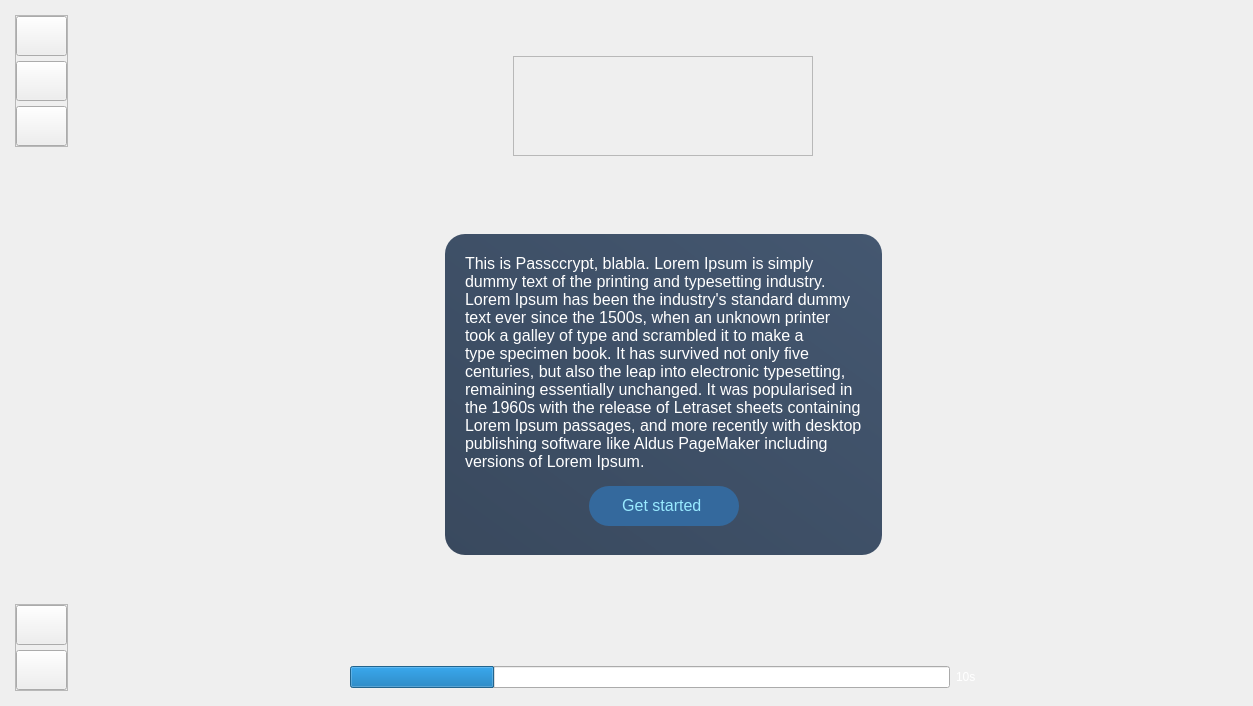
First picture: the form in mainwindow.ui, repository tiutcristian/Passcrypt, before the edit.
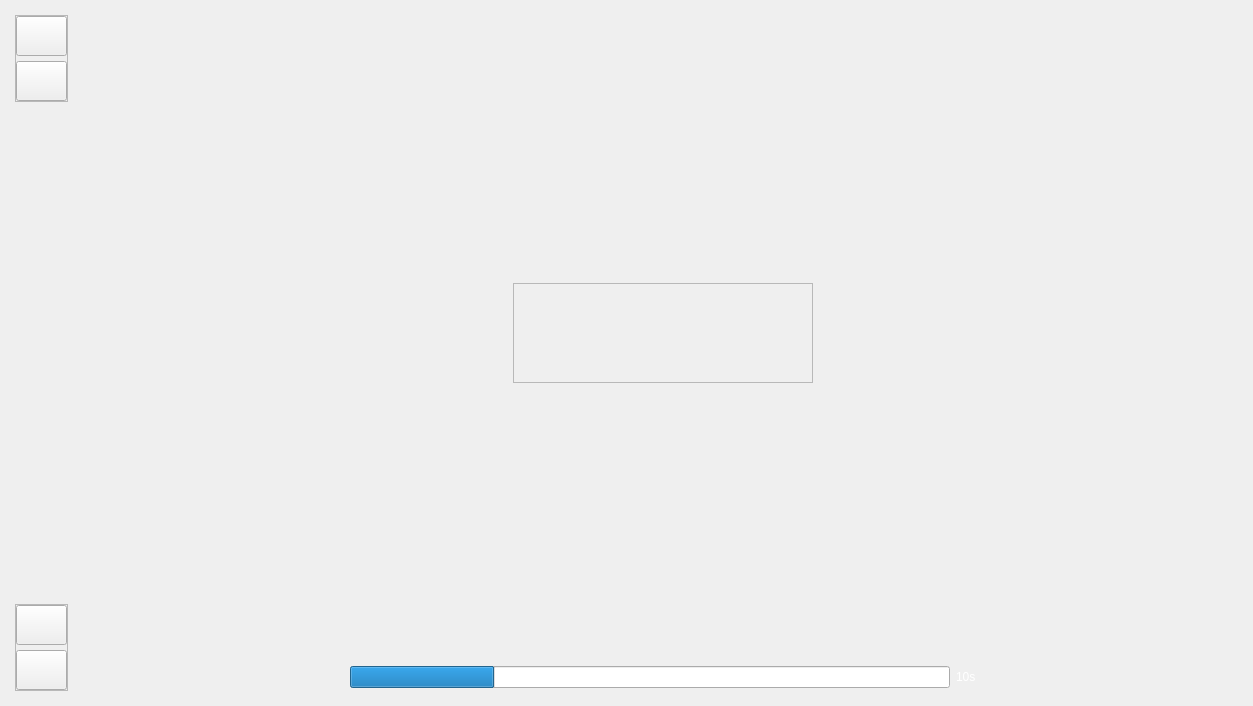
Second picture: the form after the edit. The open tabs and pages were chosen to show the change. Icons and pictures are not drawn.

Commit message: removed homepage button

```diff
--- a/mainwindow.ui
+++ b/mainwindow.ui
@@ -158,76 +158,6 @@
              <property name="bottomMargin">
               <number>0</number>
              </property>
-             <item>
-              <widget class="QPushButton" name="homeButton">
-               <property name="minimumSize">
-                <size>
-                 <width>0</width>
-                 <height>40</height>
-                </size>
-               </property>
-               <property name="font">
-                <font>
-                 <family>Segoe UI</family>
-                 <pointsize>12</pointsize>
-                </font>
-               </property>
-               <property name="toolTip">
-                <string>Home</string>
-               </property>
-               <property name="toolTipDuration">
-                <number>-1</number>
-               </property>
-               <property name="styleSheet">
-                <string notr="true"/>
-               </property>
-               <property name="text">
-                <string/>
-               </property>
-               <property name="icon">
-                <iconset resource="resources.qrc">
-                 <normaloff>:/icons/icons/home.svg</normaloff>:/icons/icons/home.svg</iconset>
-               </property>
-               <property name="iconSize">
-                <size>
-                 <width>20</width>
-                 <height>20</height>
-                </size>
-               </property>
-               <property name="checkable">
-                <bool>true</bool>
-               </property>
-               <property name="checked">
-                <bool>false</bool>
-               </property>
-              </widget>
-             </item>
-             <item>
-              <widget class="QPushButton" name="plusButton">
-               <property name="minimumSize">
-                <size>
-                 <width>0</width>
-                 <height>40</height>
-                </size>
-               </property>
-               <property name="text">
-                <string/>
-               </property>
-               <property name="icon">
-                <iconset resource="resources.qrc">
-                 <normaloff>:/icons/icons/zap.svg</normaloff>:/icons/icons/zap.svg</iconset>
-               </property>
-               <property name="iconSize">
-                <size>
-                 <width>20</width>
-                 <height>20</height>
-                </size>
-               </property>
-               <property name="checkable">
-                <bool>true</bool>
-               </property>
-              </widget>
-             </item>
              <item>
               <widget class="QPushButton" name="databaseButton">
                <property name="minimumSize">
@@ -269,6 +199,32 @@
                </property>
               </widget>
              </item>
+             <item>
+              <widget class="QPushButton" name="plusButton">
+               <property name="minimumSize">
+                <size>
+                 <width>0</width>
+                 <height>40</height>
+                </size>
+               </property>
+               <property name="text">
+                <string/>
+               </property>
+               <property name="icon">
+                <iconset resource="resources.qrc">
+                 <normaloff>:/icons/icons/zap.svg</normaloff>:/icons/icons/zap.svg</iconset>
+               </property>
+               <property name="iconSize">
+                <size>
+                 <width>20</width>
+                 <height>20</height>
+                </size>
+               </property>
+               <property name="checkable">
+                <bool>true</bool>
+               </property>
+              </widget>
+             </item>
             </layout>
            </widget>
           </item>
@@ -394,7 +350,7 @@
        <item>
         <widget class="QStackedWidget" name="stackedWidget">
          <property name="currentIndex">
-          <number>3</number>
+          <number>0</number>
          </property>
          <widget class="QWidget" name="homePage">
           <layout class="QVBoxLayout" name="verticalLayout_5">
@@ -462,240 +418,6 @@
              </layout>
             </widget>
            </item>
-           <item>
-            <widget class="QWidget" name="homeMainWidget" native="true">
-             <property name="sizePolicy">
-              <sizepolicy hsizetype="Expanding" vsizetype="Expanding">
-               <horstretch>0</horstretch>
-               <verstretch>0</verstretch>
-              </sizepolicy>
-             </property>
-             <property name="styleSheet">
-              <string notr="true"/>
-             </property>
-             <layout class="QGridLayout" name="gridLayout_4">
-              <item row="1" column="1">
-               <widget class="QWidget" name="centralHomeWidget" native="true">
-                <property name="sizePolicy">
-                 <sizepolicy hsizetype="Fixed" vsizetype="Fixed">
-                  <horstretch>0</horstretch>
-                  <verstretch>0</verstretch>
-                 </sizepolicy>
-                </property>
-                <property name="minimumSize">
-                 <size>
-                  <width>0</width>
-                  <height>0</height>
-                 </size>
-                </property>
-                <property name="styleSheet">
-                 <string notr="true">QWidget{
-	background-color: qlineargradient(spread:pad, x1:0, y1:1, x2:1, y2:0, stop:0 rgba(57, 73, 94, 255), stop:1 rgba(68, 87, 112, 255));
-	border-radius: 20px;
-}</string>
-                </property>
-                <layout class="QVBoxLayout" name="verticalLayout_9">
-                 <property name="leftMargin">
-                  <number>20</number>
-                 </property>
-                 <property name="topMargin">
-                  <number>20</number>
-                 </property>
-                 <property name="rightMargin">
-                  <number>20</number>
-                 </property>
-                 <property name="bottomMargin">
-                  <number>20</number>
-                 </property>
-                 <item>
-                  <widget class="QLabel" name="homeDescriptionLabel">
-                   <property name="sizePolicy">
-                    <sizepolicy hsizetype="Preferred" vsizetype="Preferred">
-                     <horstretch>0</horstretch>
-                     <verstretch>0</verstretch>
-                    </sizepolicy>
-                   </property>
-                   <property name="font">
-                    <font>
-                     <family>Segoe UI</family>
-                     <pointsize>12</pointsize>
-                    </font>
-                   </property>
-                   <property name="layoutDirection">
-                    <enum>Qt::LeftToRight</enum>
-                   </property>
-                   <property name="styleSheet">
-                    <string notr="true">background: transparent;</string>
-                   </property>
-                   <property name="text">
-                    <string>This is Passccrypt, blabla. Lorem Ipsum is simply 
-dummy text of the printing and typesetting industry. 
-Lorem Ipsum has been the industry's standard dummy 
-text ever since the 1500s, when an unknown printer 
-took a galley of type and scrambled it to make a 
-type specimen book. It has survived not only five 
-centuries, but also the leap into electronic typesetting, 
-remaining essentially unchanged. It was popularised in 
-the 1960s with the release of Letraset sheets containing 
-Lorem Ipsum passages, and more recently with desktop 
-publishing software like Aldus PageMaker including 
-versions of Lorem Ipsum.</string>
-                   </property>
-                   <property name="alignment">
-                    <set>Qt::AlignLeading|Qt::AlignLeft|Qt::AlignTop</set>
-                   </property>
-                  </widget>
-                 </item>
-                 <item>
-                  <widget class="QWidget" name="homeBottomWidget" native="true">
-                   <property name="minimumSize">
-                    <size>
-                     <width>0</width>
-                     <height>0</height>
-                    </size>
-                   </property>
-                   <property name="styleSheet">
-                    <string notr="true">QWidget{
-	background: transparent;
-}
-
-QPushButton {
-	border-radius: 20px;
-    background-color: #34699D;
-	color: #99EAFF;
-}
-
-QPushButton:hover {
-    background-color: #3B77B3;
-}
-
-QPushButton:pressed{
-	background-color: #34699D;
-}</string>
-                   </property>
-                   <layout class="QGridLayout" name="gridLayout_2">
-                    <item row="0" column="3">
-                     <spacer name="horizontalSpacer_2">
-                      <property name="orientation">
-                       <enum>Qt::Horizontal</enum>
-                      </property>
-                      <property name="sizeHint" stdset="0">
-                       <size>
-                        <width>40</width>
-                        <height>20</height>
-                       </size>
-                      </property>
-                     </spacer>
-                    </item>
-                    <item row="0" column="0">
-                     <spacer name="horizontalSpacer">
-                      <property name="orientation">
-                       <enum>Qt::Horizontal</enum>
-                      </property>
-                      <property name="sizeHint" stdset="0">
-                       <size>
-                        <width>40</width>
-                        <height>20</height>
-                       </size>
-                      </property>
-                     </spacer>
-                    </item>
-                    <item row="0" column="1">
-                     <widget class="QPushButton" name="getStartedButton">
-                      <property name="minimumSize">
-                       <size>
-                        <width>150</width>
-                        <height>40</height>
-                       </size>
-                      </property>
-                      <property name="font">
-                       <font>
-                        <family>Segoe UI</family>
-                        <pointsize>12</pointsize>
-                       </font>
-                      </property>
-                      <property name="layoutDirection">
-                       <enum>Qt::RightToLeft</enum>
-                      </property>
-                      <property name="styleSheet">
-                       <string notr="true">padding-bottom: 2px;</string>
-                      </property>
-                      <property name="text">
-                       <string>Get started </string>
-                      </property>
-                      <property name="icon">
-                       <iconset resource="resources.qrc">
-                        <normaloff>:/icons/icons/chevron-right (1).svg</normaloff>:/icons/icons/chevron-right (1).svg</iconset>
-                      </property>
-                      <property name="iconSize">
-                       <size>
-                        <width>20</width>
-                        <height>20</height>
-                       </size>
-                      </property>
-                     </widget>
-                    </item>
-                   </layout>
-                  </widget>
-                 </item>
-                </layout>
-               </widget>
-              </item>
-              <item row="0" column="1">
-               <spacer name="verticalSpacer_5">
-                <property name="orientation">
-                 <enum>Qt::Vertical</enum>
-                </property>
-                <property name="sizeHint" stdset="0">
-                 <size>
-                  <width>20</width>
-                  <height>60</height>
-                 </size>
-                </property>
-               </spacer>
-              </item>
-              <item row="1" column="2">
-               <spacer name="horizontalSpacer_8">
-                <property name="orientation">
-                 <enum>Qt::Horizontal</enum>
-                </property>
-                <property name="sizeHint" stdset="0">
-                 <size>
-                  <width>42</width>
-                  <height>20</height>
-                 </size>
-                </property>
-               </spacer>
-              </item>
-              <item row="2" column="1">
-               <spacer name="verticalSpacer_4">
-                <property name="orientation">
-                 <enum>Qt::Vertical</enum>
-                </property>
-                <property name="sizeHint" stdset="0">
-                 <size>
-                  <width>20</width>
-                  <height>60</height>
-                 </size>
-                </property>
-               </spacer>
-              </item>
-              <item row="1" column="0">
-               <spacer name="horizontalSpacer_7">
-                <property name="orientation">
-                 <enum>Qt::Horizontal</enum>
-                </property>
-                <property name="sizeHint" stdset="0">
-                 <size>
-                  <width>43</width>
-                  <height>20</height>
-                 </size>
-                </property>
-               </spacer>
-              </item>
-             </layout>
-            </widget>
-           </item>
            <item>
             <spacer name="verticalSpacer_3">
              <property name="orientation">
@@ -1779,8 +1501,8 @@
                      <rect>
                       <x>0</x>
                       <y>0</y>
-                      <width>700</width>
-                      <height>424</height>
+                      <width>52</width>
+                      <height>18</height>
                      </rect>
                     </property>
                     <layout class="QVBoxLayout" name="verticalLayout_8">
```
The commit also changes 2 other files.
